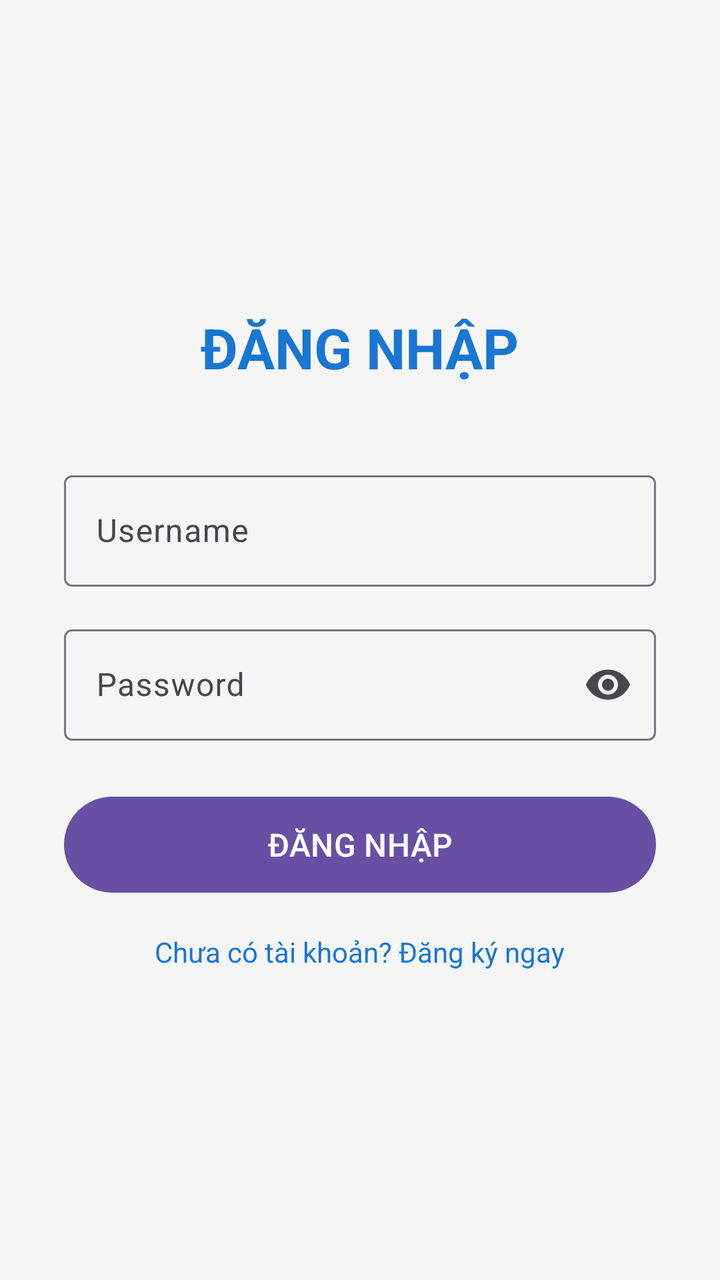
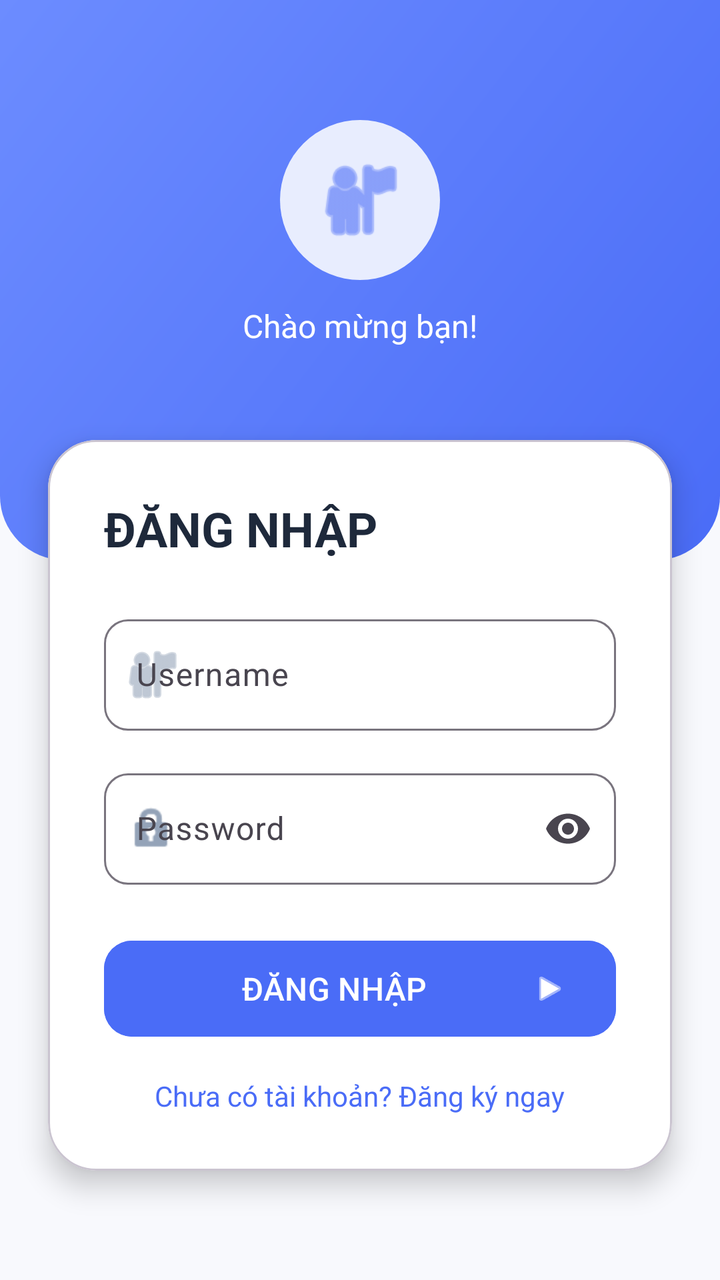

Before-and-after screenshots of an Android layout around one commit, followed by the original layout XML and the change that was made.
<!-- AndroidManifest.xml: application theme Theme.TH2 -->
<!-- res/layout/activity_main.xml -->
<?xml version="1.0" encoding="utf-8"?>
<androidx.constraintlayout.widget.ConstraintLayout xmlns:android="http://schemas.android.com/apk/res/android"
    xmlns:app="http://schemas.android.com/apk/res-auto"
    xmlns:tools="http://schemas.android.com/tools"
    android:id="@+id/main"
    android:layout_width="match_parent"
    android:layout_height="match_parent"
    android:background="@color/background"
    tools:context=".MainActivity">

    <LinearLayout
        android:layout_width="match_parent"
        android:layout_height="wrap_content"
        android:orientation="vertical"
        android:padding="32dp"
        android:gravity="center_horizontal"
        app:layout_constraintBottom_toBottomOf="parent"
        app:layout_constraintTop_toTopOf="parent">

        <TextView
            android:layout_width="wrap_content"
            android:layout_height="wrap_content"
            android:text="@string/login_title"
            android:textSize="28sp"
            android:textStyle="bold"
            android:textColor="@color/primary"
            android:layout_marginBottom="40dp" />

        <com.google.android.material.textfield.TextInputLayout
            android:id="@+id/tilUsername"
            style="@style/Widget.Material3.TextInputLayout.OutlinedBox"
            android:layout_width="match_parent"
            android:layout_height="wrap_content"
            android:layout_marginBottom="16dp"
            android:hint="@string/username_hint">

            <com.google.android.material.textfield.TextInputEditText
                android:id="@+id/etUsername"
                android:layout_width="match_parent"
                android:layout_height="wrap_content"
                android:inputType="text" />
        </com.google.android.material.textfield.TextInputLayout>

        <com.google.android.material.textfield.TextInputLayout
            android:id="@+id/tilPassword"
            style="@style/Widget.Material3.TextInputLayout.OutlinedBox"
            android:layout_width="match_parent"
            android:layout_height="wrap_content"
            android:layout_marginBottom="24dp"
            android:hint="@string/password_hint"
            app:endIconMode="password_toggle">

            <com.google.android.material.textfield.TextInputEditText
                android:id="@+id/etPassword"
                android:layout_width="match_parent"
                android:layout_height="wrap_content"
                android:inputType="textPassword" />
        </com.google.android.material.textfield.TextInputLayout>

        <com.google.android.material.button.MaterialButton
            android:id="@+id/btnLogin"
            android:layout_width="match_parent"
            android:layout_height="56dp"
            android:text="@string/login_button"
            android:textSize="16sp"
            android:layout_marginBottom="16dp" />

        <TextView
            android:id="@+id/tvRegister"
            android:layout_width="wrap_content"
            android:layout_height="wrap_content"
            android:text="@string/register_prompt"
            android:textColor="@color/primary"
            android:textSize="14sp" />

    </LinearLayout>

</androidx.constraintlayout.widget.ConstraintLayout>
<!-- resources referenced by this layout -->
<resources>
  <color name="background">#F5F5F5</color>
  <color name="primary">#1976D2</color>
  <string name="login_button">ĐĂNG NHẬP</string>
  <string name="login_title">ĐĂNG NHẬP</string>
  <string name="password_hint">Password</string>
  <string name="register_prompt">Chưa có tài khoản? Đăng ký ngay</string>
  <string name="username_hint">Username</string>
  <style name="Theme.TH2" parent="Base.Theme.TH2" />
  <style name="Base.Theme.TH2" parent="Theme.Material3.DayNight.NoActionBar">
          
          
      </style>
</resources>

<!-- the commit's change to res/layout/activity_main.xml (unified diff, before → after) -->
@@ -8,71 +8,135 @@
     android:background="@color/background"
     tools:context=".MainActivity">
 
-    <LinearLayout
+    
+    <View
+        android:id="@+id/topDecor"
+        android:layout_width="match_parent"
+        android:layout_height="280dp"
+        android:background="@drawable/gradient_header_rounded"
+        app:layout_constraintTop_toTopOf="parent" />
+
+    
+    <ImageView
+        android:id="@+id/ivLoginIcon"
+        android:layout_width="80dp"
+        android:layout_height="80dp"
+        android:layout_marginTop="60dp"
+        android:background="@drawable/circle_avatar_bg"
+        android:contentDescription="Login"
+        android:padding="16dp"
+        android:src="@android:drawable/ic_menu_myplaces"
+        app:layout_constraintEnd_toEndOf="parent"
+        app:layout_constraintStart_toStartOf="parent"
+        app:layout_constraintTop_toTopOf="parent"
+        app:tint="@color/primary" />
+
+    <TextView
+        android:id="@+id/tvWelcome"
+        android:layout_width="wrap_content"
+        android:layout_height="wrap_content"
+        android:layout_marginTop="12dp"
+        android:text="Chào mừng bạn!"
+        android:textColor="@color/white"
+        android:textSize="16sp"
+        app:layout_constraintEnd_toEndOf="parent"
+        app:layout_constraintStart_toStartOf="parent"
+        app:layout_constraintTop_toBottomOf="@id/ivLoginIcon" />
+
+    
+    <com.google.android.material.card.MaterialCardView
         android:layout_width="match_parent"
         android:layout_height="wrap_content"
-        android:orientation="vertical"
-        android:padding="32dp"
-        android:gravity="center_horizontal"
-        app:layout_constraintBottom_toBottomOf="parent"
+        android:layout_marginStart="24dp"
+        android:layout_marginEnd="24dp"
+        android:layout_marginTop="220dp"
+        app:cardBackgroundColor="@color/card_background"
+        app:cardCornerRadius="24dp"
+        app:cardElevation="8dp"
         app:layout_constraintTop_toTopOf="parent">
 
-        <TextView
-            android:layout_width="wrap_content"
-            android:layout_height="wrap_content"
-            android:text="@string/login_title"
-            android:textSize="28sp"
-            android:textStyle="bold"
-            android:textColor="@color/primary"
-            android:layout_marginBottom="40dp" />
-
-        <com.google.android.material.textfield.TextInputLayout
-            android:id="@+id/tilUsername"
-            style="@style/Widget.Material3.TextInputLayout.OutlinedBox"
+        <LinearLayout
             android:layout_width="match_parent"
             android:layout_height="wrap_content"
-            android:layout_marginBottom="16dp"
-            android:hint="@string/username_hint">
+            android:orientation="vertical"
+            android:padding="28dp">
 
-            <com.google.android.material.textfield.TextInputEditText
-                android:id="@+id/etUsername"
+            <TextView
+                android:layout_width="wrap_content"
+                android:layout_height="wrap_content"
+                android:text="@string/login_title"
+                android:textSize="24sp"
+                android:textStyle="bold"
+                android:textColor="@color/text_primary"
+                android:layout_marginBottom="24dp" />
+
+            <com.google.android.material.textfield.TextInputLayout
+                android:id="@+id/tilUsername"
+                style="@style/Widget.Material3.TextInputLayout.OutlinedBox"
                 android:layout_width="match_parent"
                 android:layout_height="wrap_content"
-                android:inputType="text" />
-        </com.google.android.material.textfield.TextInputLayout>
+                android:layout_marginBottom="16dp"
+                android:hint="@string/username_hint"
+                app:boxCornerRadiusBottomEnd="12dp"
+                app:boxCornerRadiusBottomStart="12dp"
+                app:boxCornerRadiusTopEnd="12dp"
+                app:boxCornerRadiusTopStart="12dp"
+                app:startIconDrawable="@android:drawable/ic_menu_myplaces"
+                app:startIconTint="@color/text_hint">
 
-        <com.google.android.material.textfield.TextInputLayout
-            android:id="@+id/tilPassword"
-            style="@style/Widget.Material3.TextInputLayout.OutlinedBox"
-            android:layout_width="match_parent"
-            android:layout_height="wrap_content"
-            android:layout_marginBottom="24dp"
-            android:hint="@string/password_hint"
-            app:endIconMode="password_toggle">
+                <com.google.android.material.textfield.TextInputEditText
+                    android:id="@+id/etUsername"
+                    android:layout_width="match_parent"
+                    android:layout_height="wrap_content"
+                    android:inputType="text" />
+            </com.google.android.material.textfield.TextInputLayout>
 
-            <com.google.android.material.textfield.TextInputEditText
-                android:id="@+id/etPassword"
+            <com.google.android.material.textfield.TextInputLayout
+                android:id="@+id/tilPassword"
+                style="@style/Widget.Material3.TextInputLayout.OutlinedBox"
                 android:layout_width="match_parent"
                 android:layout_height="wrap_content"
-                android:inputType="textPassword" />
-        </com.google.android.material.textfield.TextInputLayout>
+                android:layout_marginBottom="24dp"
+                android:hint="@string/password_hint"
+                app:boxCornerRadiusBottomEnd="12dp"
+                app:boxCornerRadiusBottomStart="12dp"
+                app:boxCornerRadiusTopEnd="12dp"
+                app:boxCornerRadiusTopStart="12dp"
+                app:endIconMode="password_toggle"
+                app:startIconDrawable="@android:drawable/ic_lock_idle_lock"
+                app:startIconTint="@color/text_hint">
 
-        <com.google.android.material.button.MaterialButton
-            android:id="@+id/btnLogin"
-            android:layout_width="match_parent"
-            android:layout_height="56dp"
-            android:text="@string/login_button"
-            android:textSize="16sp"
-            android:layout_marginBottom="16dp" />
+                <com.google.android.material.textfield.TextInputEditText
+                    android:id="@+id/etPassword"
+                    android:layout_width="match_parent"
+                    android:layout_height="wrap_content"
+                    android:inputType="textPassword" />
+            </com.google.android.material.textfield.TextInputLayout>
 
-        <TextView
-            android:id="@+id/tvRegister"
-            android:layout_width="wrap_content"
-            android:layout_height="wrap_content"
-            android:text="@string/register_prompt"
-            android:textColor="@color/primary"
-            android:textSize="14sp" />
+            <com.google.android.material.button.MaterialButton
+                android:id="@+id/btnLogin"
+                android:layout_width="match_parent"
+                android:layout_height="56dp"
+                android:text="@string/login_button"
+                android:textSize="16sp"
+                android:backgroundTint="@color/primary"
+                app:cornerRadius="14dp"
+                app:iconGravity="end"
+                app:icon="@android:drawable/ic_media_play"
+                app:iconTint="@color/white" />
 
-    </LinearLayout>
+            <TextView
+                android:id="@+id/tvRegister"
+                android:layout_width="wrap_content"
+                android:layout_height="wrap_content"
+                android:layout_gravity="center_horizontal"
+                android:layout_marginTop="16dp"
+                android:text="@string/register_prompt"
+                android:textColor="@color/primary"
+                android:textSize="14sp" />
+
+        </LinearLayout>
+
+    </com.google.android.material.card.MaterialCardView>
 
 </androidx.constraintlayout.widget.ConstraintLayout>
<!-- resource entries referenced after the edit -->
@@ -1,16 +1,50 @@
 <!-- resources referenced by this layout -->
 <resources>
-  <color name="background">#F5F5F5</color>
-  <color name="primary">#1976D2</color>
+  <color name="background">#F8F9FD</color>
+  <color name="card_background">#FFFFFF</color>
+  <color name="primary">#4A6CF7</color>
+  <color name="text_hint">#94A3B8</color>
+  <color name="text_primary">#1E293B</color>
+  <color name="white">#FFFFFFFF</color>
+  <!-- drawable circle_avatar_bg (drawable) -->
+  <?xml version="1.0" encoding="utf-8"?>
+  <shape xmlns:android="http://schemas.android.com/apk/res/android"
+      android:shape="oval">
+      <solid android:color="#E8EDFE" />
+      <size
+          android:width="56dp"
+          android:height="56dp" />
+  </shape>
+  <!-- drawable gradient_header_rounded (drawable) -->
+  <?xml version="1.0" encoding="utf-8"?>
+  <shape xmlns:android="http://schemas.android.com/apk/res/android"
+      android:shape="rectangle">
+      <gradient
+          android:startColor="@color/gradient_start"
+          android:endColor="@color/gradient_end"
+          android:angle="135" />
+      <corners
+          android:bottomLeftRadius="32dp"
+          android:bottomRightRadius="32dp" />
+  </shape>
   <string name="login_button">ĐĂNG NHẬP</string>
   <string name="login_title">ĐĂNG NHẬP</string>
   <string name="password_hint">Password</string>
   <string name="register_prompt">Chưa có tài khoản? Đăng ký ngay</string>
   <string name="username_hint">Username</string>
   <style name="Theme.TH2" parent="Base.Theme.TH2" />
+  <color name="gradient_start">#4A6CF7</color>
+  <color name="gradient_end">#6C8CFF</color>
   <style name="Base.Theme.TH2" parent="Theme.Material3.DayNight.NoActionBar">
           
-          
+          <item name="colorPrimary">@color/primary</item>
+          <item name="colorPrimaryVariant">@color/primary_dark</item>
+          <item name="colorOnPrimary">@color/white</item>
+          <item name="colorSecondary">@color/accent</item>
+          <item name="android:colorBackground">@color/background</item>
+          <item name="android:statusBarColor">@color/primary</item>
       </style>
+  <color name="primary_dark">#3B5DE7</color>
+  <color name="accent">#FF6B6B</color>
 </resources>
 
